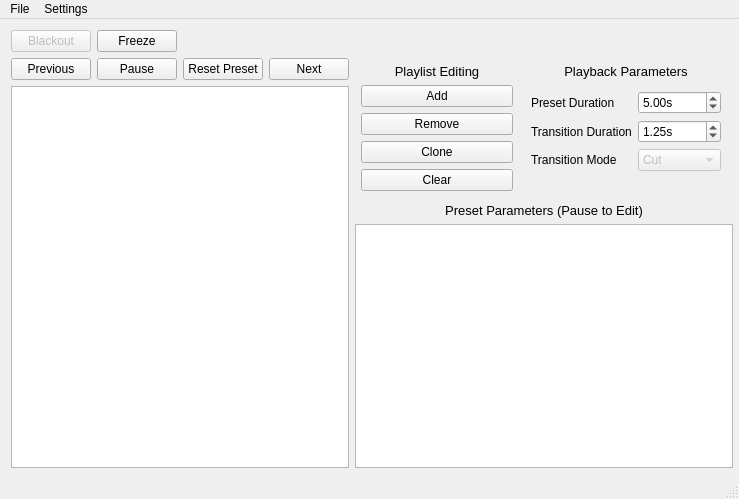
Openlights/firemix, file ui/firemix.ui: the form before one commit.
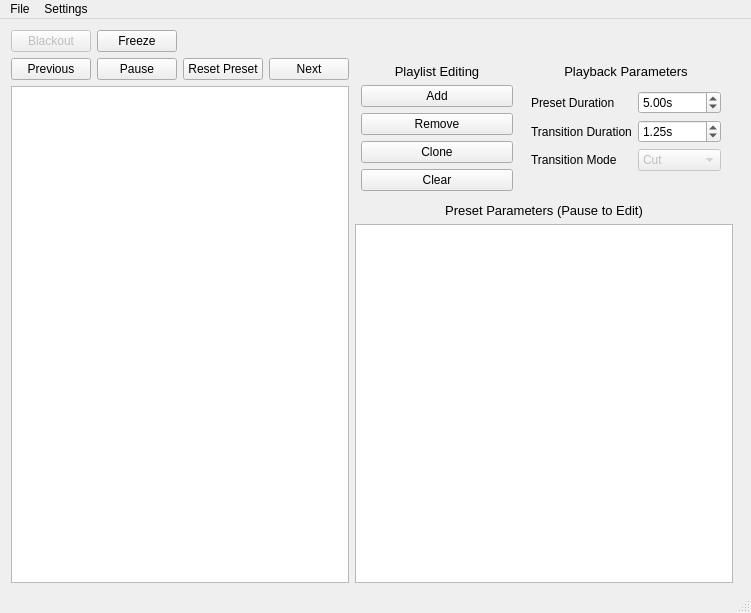
The form after the commit. Custom widgets are drawn as their Qt base class.

Commit message: Update default playlist

Patch:
```diff
--- a/ui/firemix.ui
+++ b/ui/firemix.ui
@@ -6,8 +6,8 @@
    <rect>
     <x>0</x>
     <y>0</y>
-    <width>739</width>
-    <height>499</height>
+    <width>751</width>
+    <height>613</height>
    </rect>
   </property>
   <property name="sizePolicy">
@@ -26,7 +26,7 @@
       <x>-1</x>
       <y>-1</y>
       <width>746</width>
-      <height>456</height>
+      <height>571</height>
      </rect>
     </property>
     <layout class="QVBoxLayout" name="vl_outer">
@@ -387,7 +387,7 @@
     <rect>
      <x>0</x>
      <y>0</y>
-     <width>739</width>
+     <width>751</width>
      <height>25</height>
     </rect>
    </property>
```
The commit also changes 1 other file.
